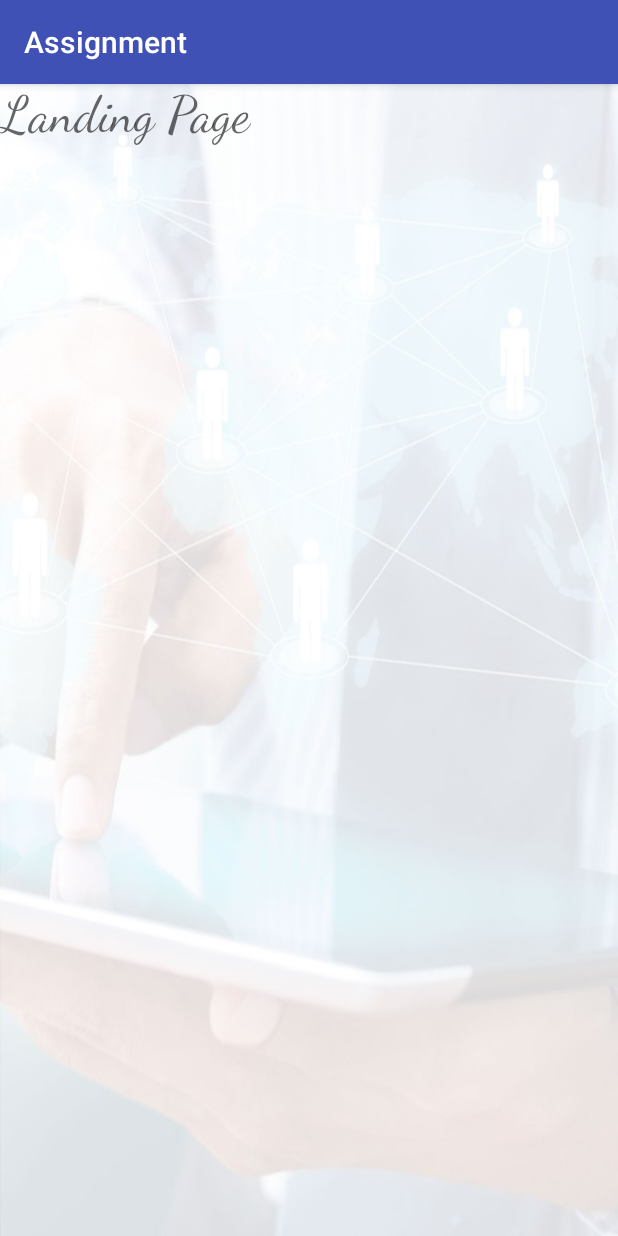
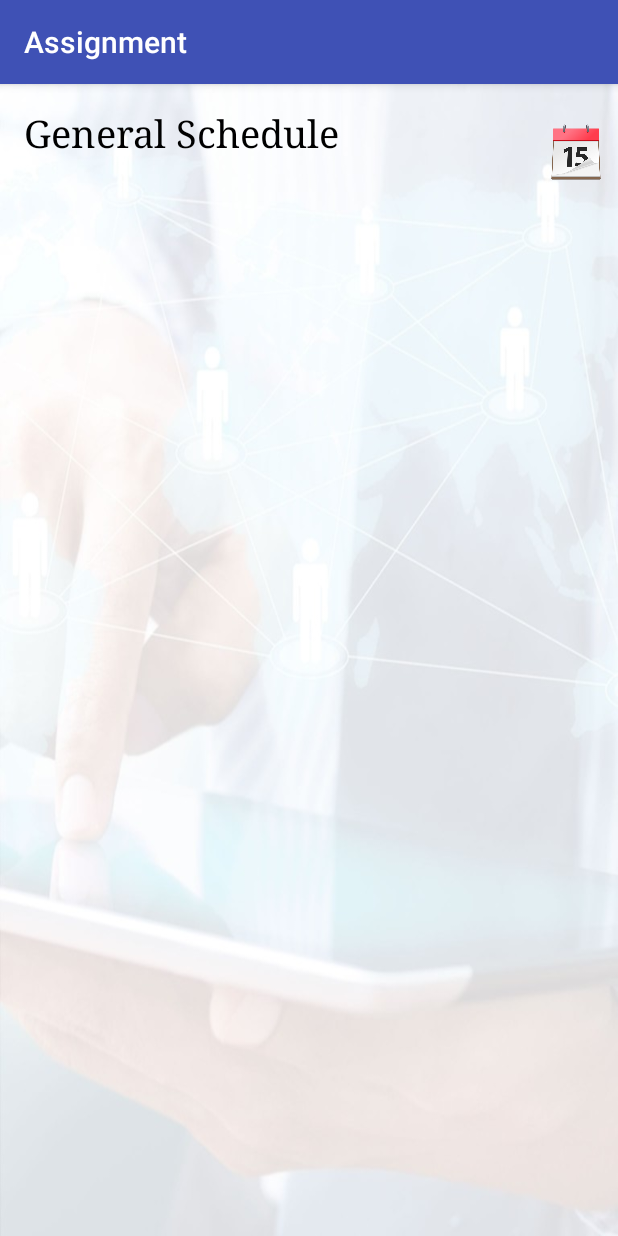
Before and after one commit to creig-with-an-E/Android_OneZeroOne, an Android app: the LandingPage screen opened directly, with no data from a screen before it, on a phone screen of 412 x 824 dp. Run offline under Robolectric (Android 15) with nearby library versions, the phone set to English and light mode, and no system bars.

Commit message:
added listView with text and image. currently static text, not buttons.

```diff
--- a/app/src/main/java/com/example/fortunephiri/assignment/LandingPage.java
+++ b/app/src/main/java/com/example/fortunephiri/assignment/LandingPage.java
@@ -2,8 +2,13 @@ package com.example.fortunephiri.assignment;
 
 import android.support.v7.app.AppCompatActivity;
 import android.os.Bundle;
+import android.widget.Adapter;
+
+import java.util.ArrayList;
 
 public class LandingPage extends AppCompatActivity {
+
+    private ArrayList <String> arrayList = new ArrayList<>();
 
     @Override
     protected void onCreate(Bundle savedInstanceState) {
--- a/app/src/main/res/layout/activity_landing_page.xml
+++ b/app/src/main/res/layout/activity_landing_page.xml
@@ -8,11 +8,35 @@
     tools:context=".LandingPage">
 
     <TextView
-        android:id="@+id/textView3"
-        android:layout_width="wrap_content"
+        android:id="@+id/menu"
+        android:layout_width="0dp"
         android:layout_height="wrap_content"
-        android:text="@string/landingPageTv"
-        android:textAppearance="@style/TextAppearance.AppCompat.Display1"
+        android:layout_centerVertical="true"
+        android:layout_marginEnd="8dp"
+        android:layout_marginLeft="16dp"
+        android:layout_marginRight="8dp"
+        android:layout_marginStart="16dp"
+        android:layout_marginTop="16dp"
+        android:text="General Schedule"
+        android:textColor="#000"
+        android:textSize="25dp"
         android:typeface="serif"
-        app:fontFamily="cursive" />
+        app:fontFamily="serif"
+        app:layout_constraintEnd_toStartOf="@+id/imageView"
+        app:layout_constraintStart_toStartOf="parent"
+        app:layout_constraintTop_toTopOf="parent" />
+
+    <ImageView
+        android:id="@+id/imageView"
+        android:layout_width="40dp"
+        android:layout_height="40dp"
+        android:layout_alignParentEnd="true"
+        android:layout_alignParentRight="true"
+        android:layout_centerVertical="true"
+        android:layout_marginEnd="8dp"
+        android:layout_marginRight="8dp"
+        android:layout_marginTop="25dp"
+        android:src="@drawable/calendar"
+        app:layout_constraintEnd_toEndOf="parent"
+        app:layout_constraintTop_toTopOf="parent" />
 </android.support.constraint.ConstraintLayout>
```
Also changed, not shown: app/src/main/res/drawable/calendar.png (added), app/src/main/res/drawable/schedule.png (added).
